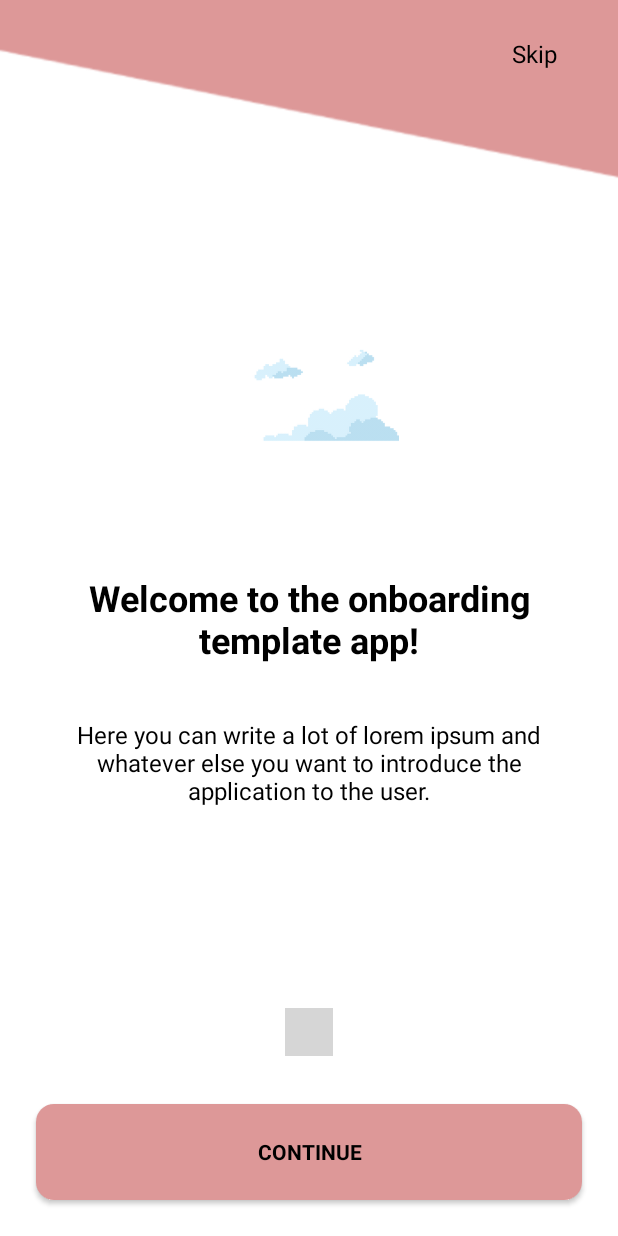
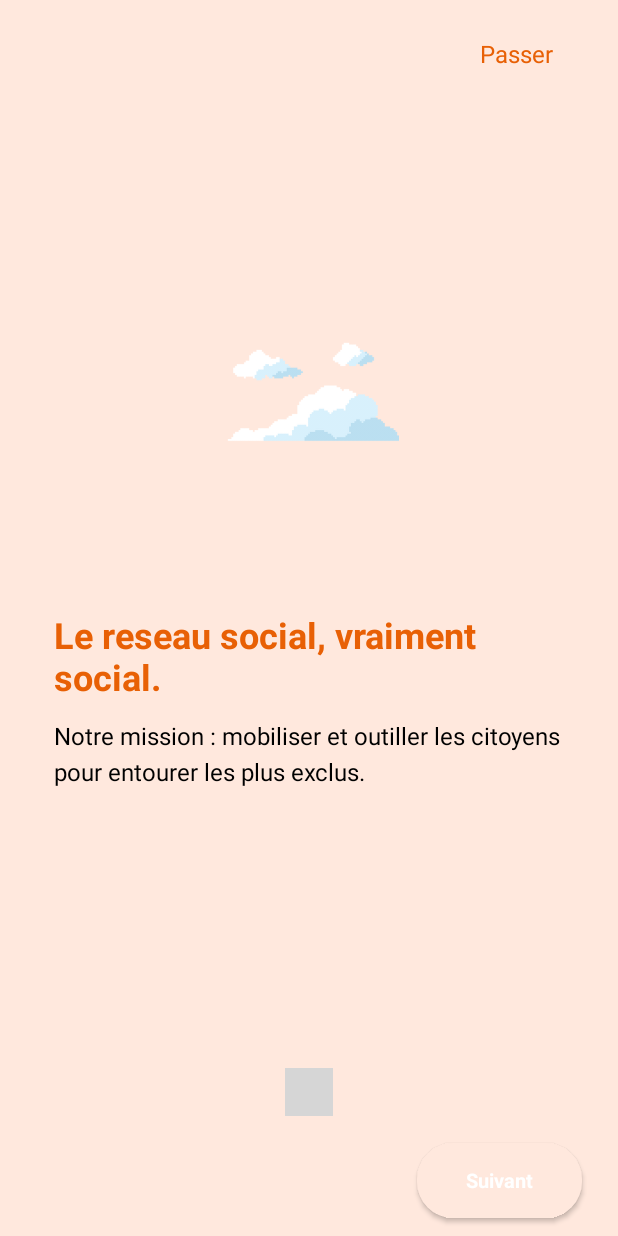
Before and after one commit to ksr-dev/onboarding-mvvm-template, an Android app: the screen it shows after launch (MainActivity), on a phone screen of 412 x 824 dp. Run offline under Robolectric (Android 15) with nearby library versions, the phone set to English and light mode, and no system bars; our stand-ins replace Dagger/Hilt's generated code; plain views replace DotsIndicator; 1 statement that could not run was skipped; grey boxes are pictures that could not be loaded.

Commit message:
recreate entourage

```diff
--- a/app/src/main/java/ee/ksr/template/ui/onboarding/OnboardingContainerFragment.kt
+++ b/app/src/main/java/ee/ksr/template/ui/onboarding/OnboardingContainerFragment.kt
@@ -19,6 +19,7 @@ import ee.ksr.template.databinding.FragmentOnboardingContainerBinding
 class OnboardingContainerFragment : Fragment() {
 
     private var _binding: FragmentOnboardingContainerBinding? = null
+
     // This property is only valid between onCreateView and
     // onDestroyView.
     private val binding get() = _binding!!
@@ -52,8 +53,8 @@ class OnboardingContainerFragment : Fragment() {
         pagerAdapter = SlidePagerAdapter(this)
         viewPager = binding.viewpager
         viewPager.adapter = pagerAdapter
-
-        viewPager.registerOnPageChangeCallback(object: ViewPager2.OnPageChangeCallback() {
+        viewPager.isUserInputEnabled = false
+        viewPager.registerOnPageChangeCallback(object : ViewPager2.OnPageChangeCallback() {
             override fun onPageSelected(position: Int) {
                 super.onPageSelected(position)
                 if (position == NUM_PAGES - 1) {
@@ -67,6 +68,16 @@ class OnboardingContainerFragment : Fragment() {
                         showNextPage()
                     }
                 }
+
+                if (position != 0) {
+                    binding.backButton.visibility = View.VISIBLE
+                    binding.backButton.setOnClickListener {
+                        showPreviousPage()
+                    }
+                } else {
+                    binding.backButton.visibility = View.GONE
+
+                }
             }
         })
 
@@ -74,7 +85,8 @@ class OnboardingContainerFragment : Fragment() {
     }
 
     private fun navigateToHomeFragment() {
-        val action = OnboardingContainerFragmentDirections.actionOnboardingContainerFragmentToHomeFragment()
+        val action =
+            OnboardingContainerFragmentDirections.actionOnboardingContainerFragmentToHomeFragment()
         findNavController().navigate(action)
     }
 
@@ -103,7 +115,16 @@ class OnboardingContainerFragment : Fragment() {
         }
     }
 
+    private fun showPreviousPage() {
+        if (viewPager.currentItem != 0) { // has not reached end
+            viewPager.setCurrentItem(viewPager.currentItem - 1, true)
+        } else { // has reached end
+            //viewModel.onOpenEnterAppPage()
+        }
+    }
+
+
     companion object {
-        private const val NUM_PAGES = 4
+        private const val NUM_PAGES = 3
     }
 }
--- a/app/src/main/res/drawable/background_button.xml
+++ b/app/src/main/res/drawable/background_button.xml
@@ -6,7 +6,7 @@
     <item android:id="@android:id/mask">
         <shape
             android:shape="rectangle">
-            <corners android:radius="@dimen/size_12"/>
+            <corners android:radius="@dimen/size_24"/>
             <solid android:color="@color/reddish"/>
         </shape>
     </item>
@@ -14,7 +14,7 @@
     <item>
         <shape
             android:shape="rectangle">
-            <corners android:radius="@dimen/size_12"/>
+            <corners android:radius="@dimen/size_24"/>
             <solid android:color="@color/reddish"/>
         </shape>
     </item>
--- a/app/src/main/res/layout/fragment_onboarding_container.xml
+++ b/app/src/main/res/layout/fragment_onboarding_container.xml
@@ -3,6 +3,7 @@
     xmlns:app="http://schemas.android.com/apk/res-auto"
     xmlns:tools="http://schemas.android.com/tools"
     android:id="@+id/main"
+    android:background="@color/reddish"
     android:layout_width="match_parent"
     android:layout_height="match_parent"
     tools:context=".ui.onboarding.OnboardingContainerFragment">
@@ -23,10 +24,11 @@
         android:layout_width="wrap_content"
         android:layout_height="wrap_content"
         android:layout_marginTop="@dimen/size_12"
-        android:layout_marginEnd="@dimen/size_12"
+        android:layout_marginEnd="@dimen/size_24"
         android:background="@color/transparent"
         android:text="@string/onboarding_skip"
         android:textAllCaps="false"
+        android:textColor="@color/orange"
         app:layout_constraintEnd_toEndOf="parent"
         app:layout_constraintTop_toTopOf="parent" />
 
@@ -35,7 +37,7 @@
         style="@style/Dots"
         android:layout_width="wrap_content"
         android:layout_height="wrap_content"
-        android:layout_marginBottom="@dimen/size_120"
+        android:layout_marginBottom="@dimen/size_80"
         app:layout_constraintBottom_toBottomOf="parent"
         app:layout_constraintEnd_toEndOf="parent"
         app:layout_constraintStart_toStartOf="parent" />
@@ -52,15 +54,27 @@
     <androidx.appcompat.widget.AppCompatButton
         android:id="@+id/continue_button"
         style="@style/Button"
-        android:layout_width="match_parent"
-        android:layout_height="@dimen/size_64"
+        android:layout_width="@dimen/size_110"
+        android:layout_height="@dimen/size_50"
+        android:layout_marginEnd="@dimen/size_24"
+        android:layout_marginBottom="@dimen/size_12"
+        android:text="@string/onboarding_continue"
+        android:textSize="13sp"
+        app:layout_constraintBottom_toBottomOf="parent"
+        app:layout_constraintEnd_toEndOf="parent" />
+
+    <androidx.appcompat.widget.AppCompatButton
+        android:id="@+id/back_button"
+        style="@style/Button"
+        android:layout_width="@dimen/size_110"
+        android:layout_height="@dimen/size_50"
         android:layout_marginStart="@dimen/size_24"
-        android:layout_marginEnd="@dimen/size_24"
-        android:layout_marginBottom="@dimen/size_24"
-        android:text="@string/onboarding_continue"
-        android:textColor="@color/black"
+        android:layout_marginBottom="@dimen/size_12"
+        android:text="@string/onboarding_back"
+        android:textColor="@color/orange"
+        android:textSize="13sp"
+        android:backgroundTint="@color/lighter_orange"
         app:layout_constraintBottom_toBottomOf="parent"
-        app:layout_constraintEnd_toEndOf="parent"
         app:layout_constraintStart_toStartOf="parent" />
 
 </androidx.constraintlayout.widget.ConstraintLayout>
--- a/app/src/main/res/layout/fragment_onboarding_page.xml
+++ b/app/src/main/res/layout/fragment_onboarding_page.xml
@@ -13,6 +13,7 @@
         android:layout_height="wrap_content"
         android:layout_marginStart="@dimen/size_36"
         android:layout_marginEnd="@dimen/size_36"
+        android:layout_marginTop="@dimen/size_50"
         app:layout_constraintBottom_toBottomOf="parent"
         app:layout_constraintEnd_toEndOf="parent"
         app:layout_constraintStart_toStartOf="parent"
@@ -24,7 +25,7 @@
         style="@style/Text.Body"
         android:layout_width="match_parent"
         android:layout_height="wrap_content"
-        android:layout_marginTop="@dimen/size_36"
+        android:layout_marginTop="@dimen/size_12"
         android:layout_marginStart="@dimen/size_36"
         android:layout_marginEnd="@dimen/size_36"
         app:layout_constraintEnd_toEndOf="parent"
--- a/app/src/main/res/values-night/styles.xml
+++ b/app/src/main/res/values-night/styles.xml
@@ -4,31 +4,33 @@
     <style name="Text">
         <item name="android:textSize">@dimen/text_16</item>
         <item name="android:fontFamily">Roboto</item>
-        <item name="android:textColor">@color/white</item>
+        <item name="android:textColor">@color/black</item>
     </style>
 
     <style name="Button" parent="Widget.AppCompat.Button">
         <item name="android:fontFamily">Roboto</item>
         <item name="android:textStyle">bold</item>
         <item name="android:background">@drawable/background_button</item>
-        <item name="android:backgroundTint">@color/greenish</item>
+        <item name="android:backgroundTint">@color/orange</item>
         <item name="android:paddingStart">@dimen/size_24</item>
         <item name="android:paddingEnd">@dimen/size_24</item>
-        <item name="android:textColor">@color/black</item>
+        <item name="android:textColor">@color/white</item>
+        <item name="android:textAllCaps">false</item>
+
     </style>
 
     <style name="Dots">
-        <item name="dotsColor">@color/dark_grayish</item>
+        <item name="dotsColor">@color/light_orange</item>
         <item name="dotsCornerRadius">@dimen/size_4</item>
         <item name="dotsSize">@dimen/size_8</item>
         <item name="dotsSpacing">@dimen/size_8</item>
         <item name="dotsWidthFactor">1.5</item>
         <item name="progressMode">true</item>
-        <item name="selectedDotColor">@color/reddish</item>
+        <item name="selectedDotColor">@color/orange</item>
     </style>
 
     <style name="Overlay">
-        <item name="android:tint">@color/greenish</item>
+        <item name="android:tint">@color/reddish</item>
     </style>
 
 
--- a/app/src/main/res/values-night/themes.xml
+++ b/app/src/main/res/values-night/themes.xml
@@ -2,15 +2,15 @@
     <!-- Base application theme. -->
     <style name="Theme.Template" parent="Theme.MaterialComponents.DayNight.NoActionBar">
         <!-- Primary brand color. -->
-        <item name="colorPrimary">@color/greenish</item>
-        <item name="colorPrimaryVariant">@color/greenish</item>
+        <item name="colorPrimary">@color/reddish</item>
+        <item name="colorPrimaryVariant">@color/reddish</item>
         <item name="colorOnPrimary">@color/black</item>
         <!-- Secondary brand color. -->
         <item name="colorSecondary">@color/reddish</item>
         <item name="colorSecondaryVariant">@color/reddish</item>
         <item name="colorOnSecondary">@color/black</item>
         <!-- Status bar color. -->
-        <item name="android:statusBarColor">@color/greenish</item>
+        <item name="android:statusBarColor">@color/dark_grayish</item>
         <!-- Customize your theme here. -->
     </style>
 </resources>
--- /dev/null
+++ b/app/src/main/res/values-v28/styles.xml
@@ -0,0 +1,9 @@
+<?xml version="1.0" encoding="utf-8"?>
+<resources>
+
+    <style name="Text.Body">
+        <item name="android:textSize">@dimen/text_16</item>
+        <item name="android:textAlignment">textStart</item>
+        <item name="android:lineHeight">@dimen/text_24</item>
+    </style>
+</resources>
--- a/app/src/main/res/values/array.xml
+++ b/app/src/main/res/values/array.xml
@@ -4,20 +4,18 @@
         <item>@string/onboarding_title_1</item>
         <item>@string/onboarding_title_2</item>
         <item>@string/onboarding_title_3</item>
-        <item>@string/onboarding_title_4</item>
+
     </string-array>
 
     <string-array name="onboarding_body_array">
         <item>@string/onboarding_body_1</item>
         <item>@string/onboarding_body_2</item>
         <item>@string/onboarding_body_3</item>
-        <item>@string/onboarding_body_4</item>
     </string-array>
 
     <integer-array name="onboarding_image_array">
         <item>@drawable/clouds</item>
         <item>@drawable/tree</item>
         <item>@drawable/cactus</item>
-        <item>@drawable/cow</item>
     </integer-array>
 </resources>
--- a/app/src/main/res/values/colors.xml
+++ b/app/src/main/res/values/colors.xml
@@ -1,9 +1,13 @@
 <?xml version="1.0" encoding="utf-8"?>
 <resources>
-    <color name="reddish">#DD9898</color>
+    <color name="reddish">#FFE8DD</color>
     <color name="greenish">#66E7C8</color>
     <color name="grayish">#BFBFBF</color>
     <color name="dark_grayish">#5A5A5A</color>
+
+    <color name="lighter_orange">#FFD3B1</color>
+    <color name="light_orange">#D59462</color>
+    <color name="orange">#E86005</color>
 
     <color name="black">#FF000000</color>
     <color name="white">#FFFFFFFF</color>
--- a/app/src/main/res/values/dimens.xml
+++ b/app/src/main/res/values/dimens.xml
@@ -11,8 +11,12 @@
     <dimen name="size_12">12dp</dimen>
     <dimen name="size_24">24dp</dimen>
     <dimen name="size_36">36dp</dimen>
+    <dimen name="size_50">50dp</dimen>
     <dimen name="size_64">64dp</dimen>
     <dimen name="size_80">80dp</dimen>
+    <dimen name="size_100">100dp</dimen>
+    <dimen name="size_110">110dp</dimen>
+
     <dimen name="size_120">120dp</dimen>
     <dimen name="size_160">160dp</dimen>
     <dimen name="size_200">200dp</dimen>
--- a/app/src/main/res/values/strings.xml
+++ b/app/src/main/res/values/strings.xml
@@ -1,17 +1,18 @@
 <resources>
     <string name="app_name">Template</string>
-    <string name="onboarding_title_1">Welcome to the onboarding template app!</string>
-    <string name="onboarding_title_2">You can also swipe backwards and forwards!</string>
-    <string name="onboarding_title_3">Don\'t forget to add images!</string>
+    <string name="onboarding_title_1">Le reseau social, vraiment social.</string>
+    <string name="onboarding_title_2">Sur l\'app Entourage:</string>
+    <string name="onboarding_title_3">Entourage avec vous !</string>
     <string name="onboarding_title_4">You can also change the amount of pages!</string>
 
-    <string name="onboarding_body_1">Here you can write a lot of lorem ipsum and whatever else you want to introduce the application to the user.</string>
-    <string name="onboarding_body_2">Here you can write EVEN MORE lorem ipsum and whatever else you want to introduce the application to the user (also check out the skip button).</string>
-    <string name="onboarding_body_3">Here you can write EXCEEDING AMOUNTS of lorem ipsum and whatever else you want to introduce the application to the user.</string>
+    <string name="onboarding_body_1">Notre mission : mobiliser et outiller les citoyens pour entourer les plus exclus.</string>
+    <string name="onboarding_body_2">Rencontrez les voisins qui vous ressemblent lors d\'evenements et echangez aoutour d\'actions de solidarite.</string>
+    <string name="onboarding_body_3">Les equipes d\'ambassadeurs, de benevoles et de moderateurs d\'Entourage vous accompagnent et vous orientent au quotidien.</string>
     <string name="onboarding_body_4">Here you can write ALL OF THE of lorem ipsum and whatever else you want to introduce the application to the user.</string>
 
-    <string name="onboarding_skip">Skip</string>
-    <string name="onboarding_continue">Continue</string>
+    <string name="onboarding_skip">Passer</string>
+    <string name="onboarding_continue">Suivant</string>
+    <string name="onboarding_back">Precedent</string>
     <string name="home_title">And we\'re done!</string>
     <string name="home_body">Feel free to use the source code of this application wherever you see fit.</string>
 
--- a/app/src/main/res/values/styles.xml
+++ b/app/src/main/res/values/styles.xml
@@ -8,23 +8,26 @@
 
     <style name="Text.Title">
         <item name="android:textSize">@dimen/text_24</item>
+        <item name="android:textColor">@color/orange</item>
         <item name="android:textStyle">bold</item>
-        <item name="android:textAlignment">center</item>
+        <item name="android:textAlignment">textStart</item>
 
     </style>
 
     <style name="Text.Body">
         <item name="android:textSize">@dimen/text_16</item>
-        <item name="android:textAlignment">center</item>
+        <item name="android:textAlignment">textStart</item>
+
     </style>
 
     <style name="Button" parent="Widget.AppCompat.Button">
         <item name="android:fontFamily">Roboto</item>
         <item name="android:textStyle">bold</item>
+        <item name="android:textAllCaps">false</item>
         <item name="android:background">@drawable/background_button</item>
         <item name="android:paddingStart">@dimen/size_24</item>
         <item name="android:paddingEnd">@dimen/size_24</item>
-        <item name="android:textColor">@color/black</item>
+        <item name="android:textColor">@color/white</item>
     </style>
 
     <style name="Dots">
--- a/app/src/main/res/values/themes.xml
+++ b/app/src/main/res/values/themes.xml
@@ -10,7 +10,7 @@
         <item name="colorSecondaryVariant">@color/greenish</item>
         <item name="colorOnSecondary">@color/black</item>
         <!-- Status bar color. -->
-        <item name="android:statusBarColor">@color/reddish</item>
+        <item name="android:statusBarColor">@color/dark_grayish</item>
         <!-- Customize your theme here. -->
     </style>
 </resources>
```
